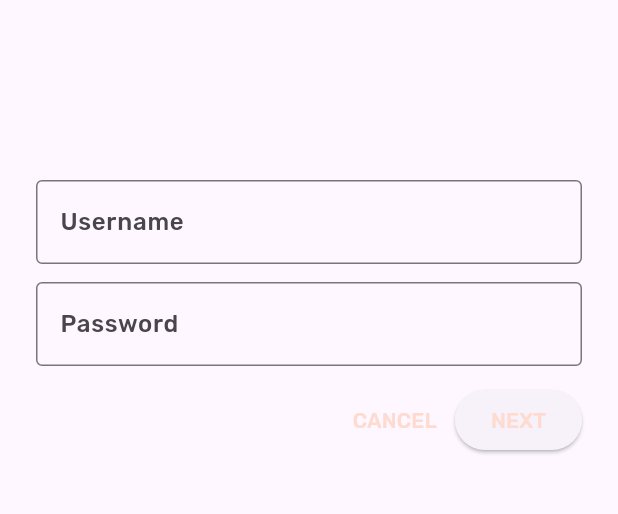
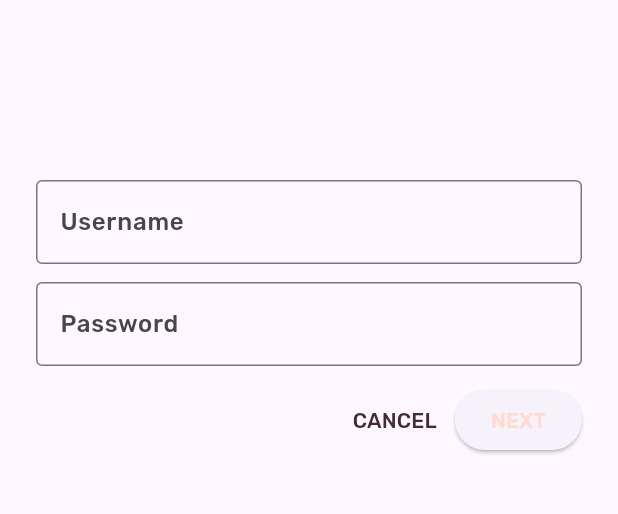
Before and after one commit to jay3272/mdc_100_series, a Flutter app: the screen it shows after launch, after a tap on "CANCEL", on a phone screen of 412 x 824 dp, the part 243-757 px from its top. Run offline on Flutter 3.47's test engine with Material 3 defaults, Android fonts, the phone set to English and light mode, and no system bars.

Commit message:
103 對比色

```diff
--- a/103-starter_and_102-complete/mdc_100_series/lib/app.dart
+++ b/103-starter_and_102-complete/mdc_100_series/lib/app.dart
@@ -61,6 +61,15 @@ ThemeData _buildShrineTheme() {
     // TODO: Decorate the inputs (103)
     inputDecorationTheme: const InputDecorationTheme(
       border: OutlineInputBorder(),
+      focusedBorder: OutlineInputBorder(
+        borderSide: BorderSide(
+          width: 2.0,
+          color: kShrineBrown900,
+        ),
+      ),
+        floatingLabelStyle: TextStyle(
+        color: kShrineBrown900,
+      ),
     ),
   );
 }
--- a/103-starter_and_102-complete/mdc_100_series/lib/login.dart
+++ b/103-starter_and_102-complete/mdc_100_series/lib/login.dart
@@ -70,6 +70,9 @@ class _LoginPageState extends State<LoginPage> {
                     _usernameController.clear();
                     _passwordController.clear();
                   },
+                    style: TextButton.styleFrom(
+                    foregroundColor: Theme.of(context).colorScheme.secondary,
+                  ),
                 ),
                 // TODO: Add an elevation to NEXT (103)
                 // TODO: Add a beveled rectangular border to NEXT (103)
```
